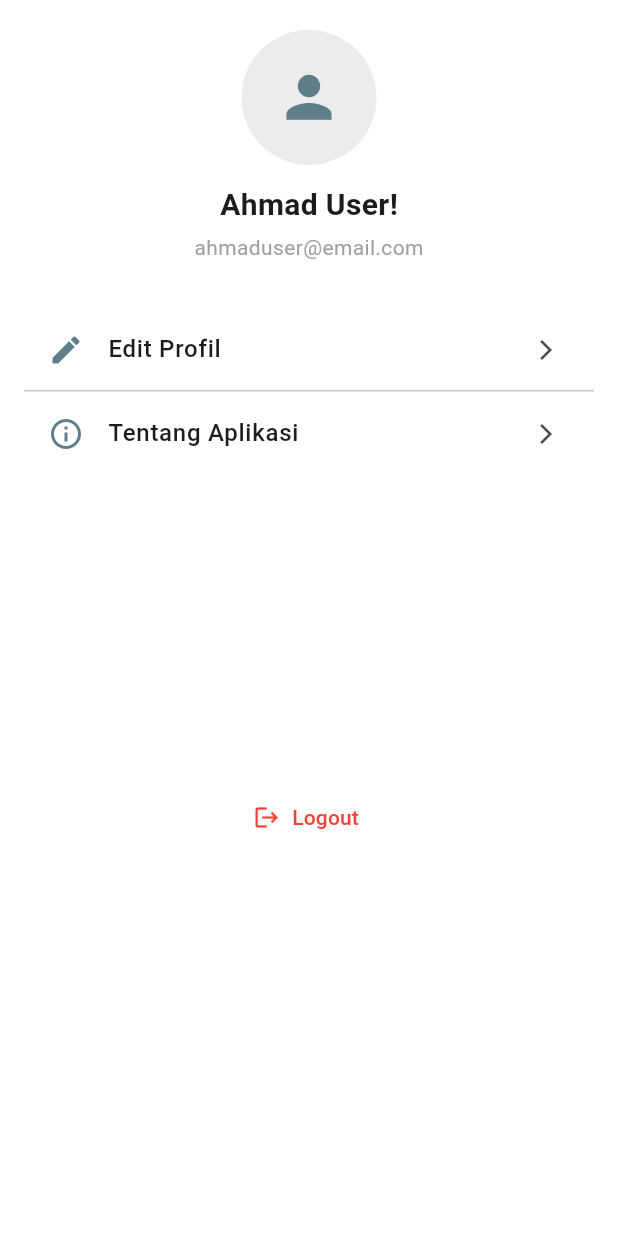
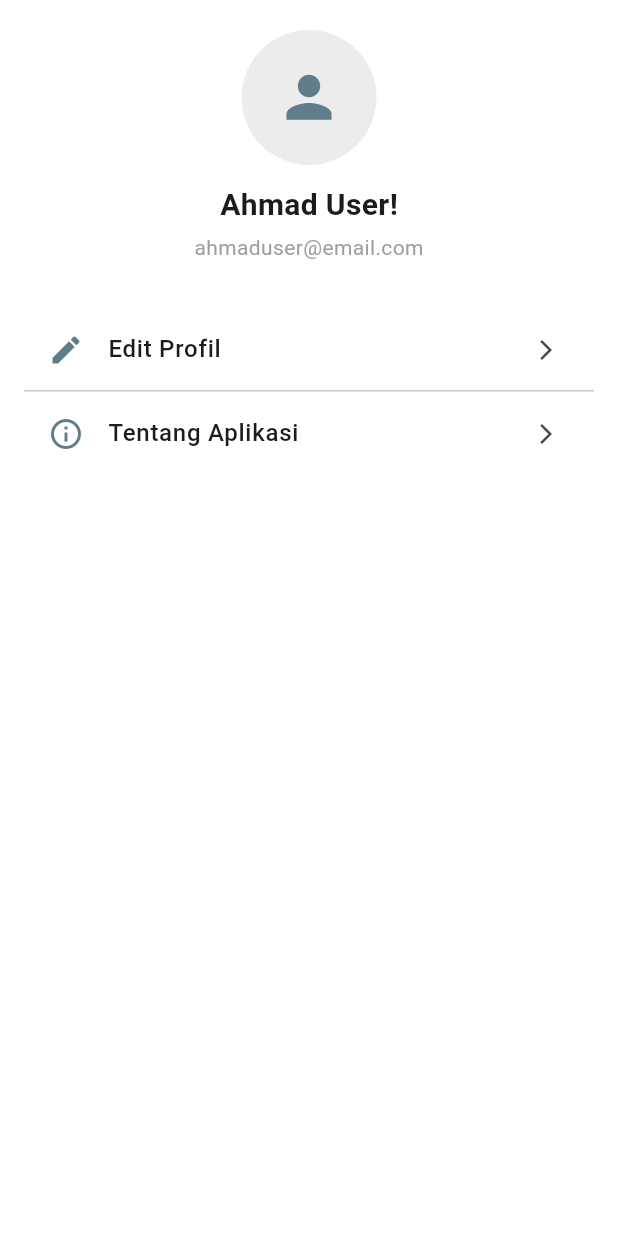
Before and after one commit to Firrizqia/Vireo-DreamListAPK, a Flutter app: the ProfilePage screen opened directly, on a phone screen of 412 x 824 dp. Run offline on Flutter 3.47's test engine with Material 3 defaults, Android fonts, the phone set to English and light mode, and no system bars; our stand-ins replace flutter_local_notifications, flutter_slidable, smooth_page_indicator, sqflite; accounts and stored records are empty.

Commit message:
hapus logout

```diff
--- a/lib/screen/profile_page.dart
+++ b/lib/screen/profile_page.dart
@@ -33,7 +33,6 @@ class ProfilePage extends StatelessWidget {
                     onTap: () => showTentangAplikasiDialog(context),
                   ),
                   const SizedBox(height: 180),
-                  buildLogoutButton(context),
                 ],
               ),
             ),
@@ -123,48 +122,5 @@ class ProfilePage extends StatelessWidget {
     );
   }
 
-  Widget buildLogoutButton(BuildContext context) {
-    return Padding(
-      padding: const EdgeInsets.symmetric(vertical: 24),
-      child: Align(
-        alignment: Alignment.center,
-        child: TextButton.icon(
-          onPressed: () => showLogoutDialog(context),
-          icon: const Icon(Icons.logout, color: Colors.red),
-          label: const Text(
-            'Logout',
-            style: TextStyle(
-              color: Colors.red,
-              fontWeight: FontWeight.w500,
-            ),
-          ),
-        ),
-      ),
-    );
-  }
 
-  void showLogoutDialog(BuildContext context) {
-    showDialog(
-      context: context,
-      builder: (_) => AlertDialog(
-        title: const Text('Logout'),
-        content: const Text('Apakah kamu yakin ingin keluar?'),
-        actions: [
-          TextButton(
-            onPressed: () => Navigator.pop(context),
-            child: const Text('Batal'),
-          ),
-          TextButton(
-            onPressed: () {
-              Navigator.pop(context);
-              ScaffoldMessenger.of(context).showSnackBar(
-                const SnackBar(content: Text('Berhasil logout')),
-              );
-            },
-            child: const Text('Logout'),
-          ),
-        ],
-      ),
-    );
-  }
 }
```
